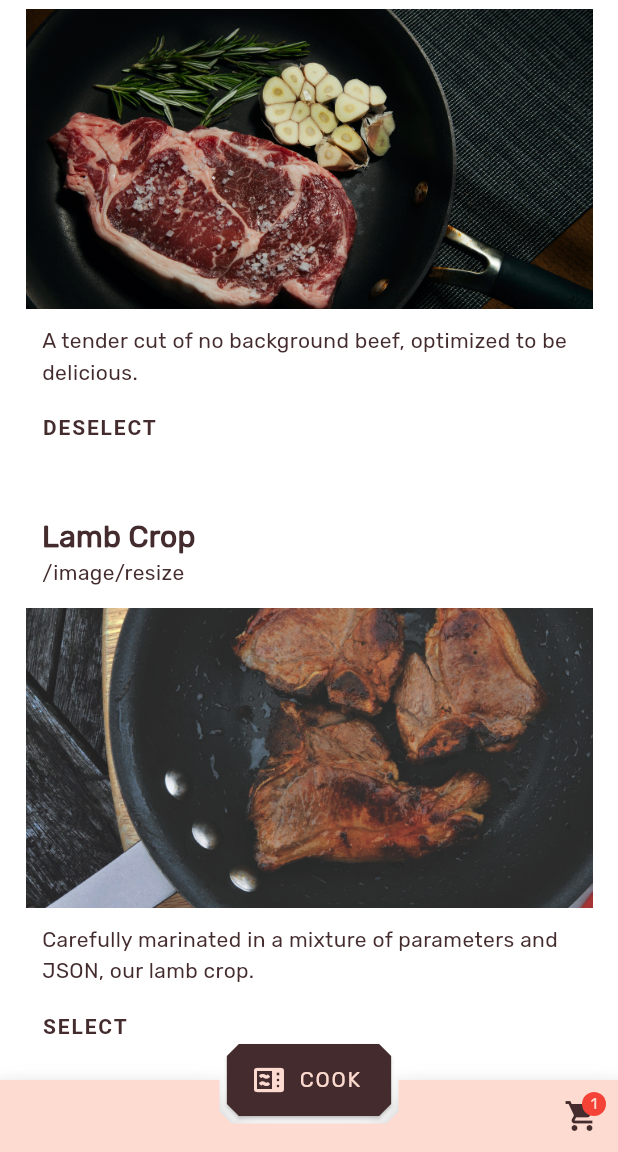
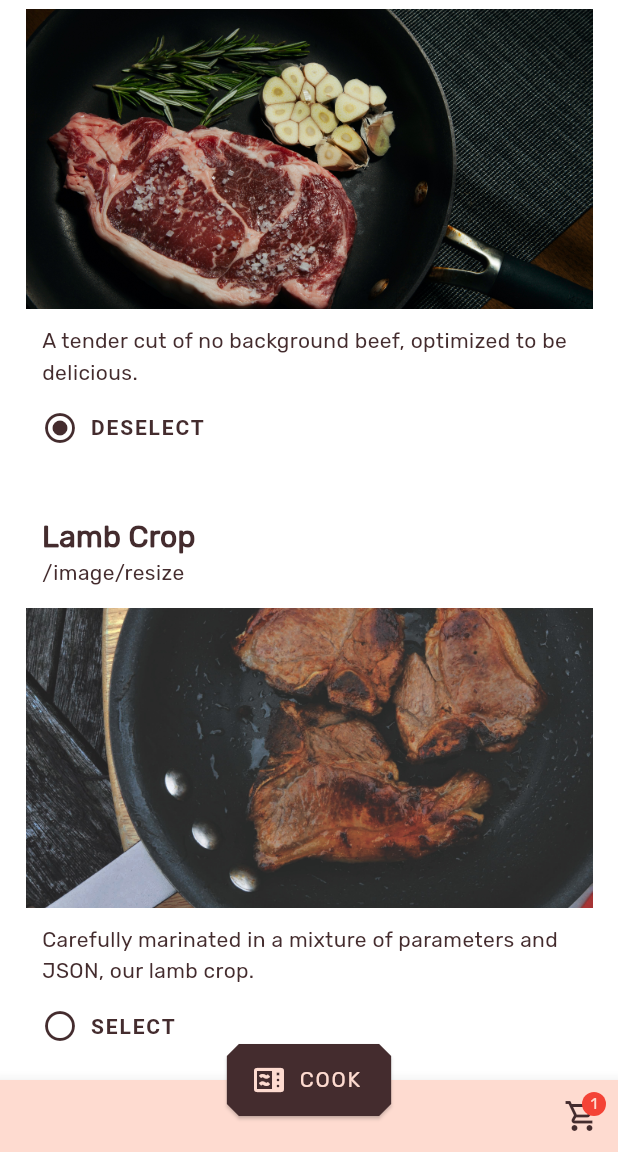
Before and after one commit to Missing-Tech/Transloadit-Recipes, a Flutter app: the screen it shows after launch, scrolled down 477 dp, after a tap on "SELECT", on a phone screen of 412 x 824 dp, the part 84-1236 px from its top. Run offline on Flutter 3.47's test engine with Material 2 defaults, Android fonts, the phone set to English and light mode, and no system bars; missing offline and left inert: transloadit.

Commit message:
Refactoring + Shopping Cart

```diff
--- /dev/null
+++ b/lib/defs/food.dart
@@ -0,0 +1,14 @@
+class Food {
+  Food(
+      {required this.title,
+      required this.subtitle,
+      required this.description,
+      required this.image,
+      required this.ingredients});
+
+  final String title;
+  final String subtitle;
+  final String description;
+  final String image;
+  final Map<dynamic, dynamic> ingredients;
+}
--- a/lib/main.dart
+++ b/lib/main.dart
@@ -1,19 +1,21 @@
+import 'dart:async';
+
 import 'package:flutter/material.dart';
-import 'package:transloadit_recipes/res/colors.dart';
+import 'package:transloadit_recipes/defs/food.dart';
 import 'package:transloadit_recipes/res/theme.dart';
 
-import 'widgets/recipe_card.dart';
+import 'res/foods.dart';
+import 'widgets/food_bottom_app_bar.dart';
+import 'widgets/food_cart.dart';
 import 'package:transloadit/transloadit.dart';
 
 TransloaditClient client = TransloaditClient(
     authKey: '72a70fba93ce41cba617cfd7c2a44b1a',
     authSecret: '3b2845e9330051ed3adc06b4217c42e4f504f8f3');
 
-Map<String, dynamic> salad = {};
-Map<String, dynamic> beef = {};
-Map<String, dynamic> lamb = {};
+List<Food> foodList = [];
 
-List<Map<String, dynamic>> recipe = [];
+PersistentBottomSheetController? controller;
 
 void main() {
   runApp(MyApp());
@@ -42,107 +44,49 @@ class MyHomePage extends StatefulWidget {
 }
 
 class _MyHomePageState extends State<MyHomePage> {
+  final GlobalKey<_MyHomePageState> globalKey = GlobalKey<_MyHomePageState>();
+
+  updateFoodList(Food food) {
+    setState(() {
+      foodList.contains(food) ? foodList.remove(food) : foodList.add(food);
+      if (controller != null) {
+        controller!.setState!(() {});
+      }
+    });
+  }
+
   @override
   Widget build(BuildContext context) {
     return Scaffold(
-      extendBody: true,
       appBar: AppBar(
         title: Text(
           widget.title,
           style: Theme.of(context).textTheme.headline6,
         ),
+        automaticallyImplyLeading: false,
       ),
       body: Center(
         child: ListView(
           children: [
-            RecipeCard(
-              cardTitle: 'Watermarked Salad',
-              cardSubtitle: '/image/resize',
-              cardImage: 'assets/images/salad.jpg',
-              cardDescription:
-                  'Fresh salad, delicately watermarked by our /image/resize Robot.',
-              onPressed: () {
-                setState(() {
-                  recipe.contains(salad)
-                      ? recipe.remove(salad)
-                      : recipe.add(salad);
-                });
-              },
+            FoodCard(
+              recipe: Foods.salad,
+              onSelectedRecipe: updateFoodList,
             ),
-            RecipeCard(
-              cardTitle: 'No Background Beef',
-              cardSubtitle: '/image/resize',
-              cardImage: 'assets/images/beef.jpg',
-              cardDescription:
-                  'A tender cut of no background beef, optimized to be delicious.',
-              onPressed: () {
-                setState(() {
-                  recipe.contains(beef)
-                      ? recipe.remove(beef)
-                      : recipe.add(beef);
-                });
-              },
+            FoodCard(
+              recipe: Foods.beef,
+              onSelectedRecipe: updateFoodList,
             ),
-            RecipeCard(
-              cardTitle: 'Lamb Crop',
-              cardSubtitle: '/image/resize',
-              cardImage: 'assets/images/lamb.jpg',
-              cardDescription:
-                  'Carefully marinated in a mixture of parameters and JSON, our lamb crop.',
-              onPressed: () {
-                setState(() {
-                  recipe.contains(lamb)
-                      ? recipe.remove(lamb)
-                      : recipe.add(lamb);
-                });
-              },
+            FoodCard(
+              recipe: Foods.lamb,
+              onSelectedRecipe: updateFoodList,
             ),
           ],
         ),
       ),
-      bottomNavigationBar: BottomAppBar(
-        child: Row(
-          mainAxisAlignment: MainAxisAlignment.end,
-          children: [
-            Stack(
-              children: [
-                IconButton(
-                  onPressed: () {},
-                  icon: Icon(
-                    Icons.shopping_cart,
-                    color: Theme.of(context).accentColor,
-                  ),
-                ),
-                Positioned(
-                  right: 8,
-                  top: 8,
-                  child: new Container(
-                    padding: EdgeInsets.all(2),
-                    decoration: new BoxDecoration(
-                        color: Colors.red,
-                        borderRadius: BorderRadius.circular(10)),
-                    constraints: BoxConstraints(
-                      minWidth: 16,
-                      minHeight: 16,
-                    ),
-                    child: Text(
-                      '${recipe.length}',
-                      style: TextStyle(
-                        color: CustomColors.peach,
-                        fontSize: 10,
-                      ),
-                      textAlign: TextAlign.center,
-                    ),
-                  ),
-                )
-              ],
-            ),
-          ],
-        ),
-        notchMargin: 5,
+      bottomNavigationBar: FoodBottomAppBar(
+        recipeLength: foodList.length,
       ),
-      floatingActionButtonLocation:
-          FloatingActionButtonLocation.miniCenterDocked,
+      floatingActionButtonLocation: FloatingActionButtonLocation.centerDocked,
       floatingActionButton: FloatingActionButton.extended(
         onPressed: () {},
         isExtended: true,
--- /dev/null
+++ b/lib/res/foods.dart
@@ -0,0 +1,30 @@
+import '../defs/food.dart';
+
+class Foods {
+  static Food salad = Food(
+    title: 'Watermarked Salad',
+    subtitle: '/image/resize',
+    image: 'assets/images/salad.jpg',
+    description:
+        'Fresh salad, delicately watermarked by our /image/resize Robot.',
+    ingredients: {},
+  );
+
+  static Food beef = Food(
+    title: 'No Background Beef',
+    subtitle: '/image/resize',
+    image: 'assets/images/beef.jpg',
+    description:
+        'A tender cut of no background beef, optimized to be delicious.',
+    ingredients: {},
+  );
+
+  static Food lamb = Food(
+    title: 'Lamb Crop',
+    subtitle: '/image/resize',
+    image: 'assets/images/lamb.jpg',
+    description:
+        'Carefully marinated in a mixture of parameters and JSON, our lamb crop.',
+    ingredients: {},
+  );
+}
--- a/lib/res/theme.dart
+++ b/lib/res/theme.dart
@@ -32,16 +32,16 @@ class CustomTheme {
               TextStyle(fontWeight: FontWeight.bold, letterSpacing: 1.25),
         ),
       ),
-      bottomAppBarTheme: BottomAppBarTheme(
-          shape: AutomaticNotchedShape(
-            BeveledRectangleBorder(), //Bottom App Bar Shape
-            BeveledRectangleBorder(
-              borderRadius: BorderRadius.all(
-                Radius.circular(8.0),
-              ),
-            ), //Floating Action Button Shape
+      bottomSheetTheme: BottomSheetThemeData(
+        backgroundColor: CustomColors.lightPeach,
+        shape: BeveledRectangleBorder(
+          borderRadius: BorderRadius.only(
+            topLeft: Radius.circular(8.0),
+            topRight: Radius.circular(8.0),
           ),
-          color: CustomColors.peach),
+        ),
+      ),
+      bottomAppBarTheme: BottomAppBarTheme(color: CustomColors.peach),
       floatingActionButtonTheme: FloatingActionButtonThemeData(
         backgroundColor: CustomColors.brown,
         foregroundColor: CustomColors.peach,
--- /dev/null
+++ b/lib/widgets/food_bottom_app_bar.dart
@@ -0,0 +1,65 @@
+import 'package:flutter/material.dart';
+import 'package:transloadit_recipes/main.dart';
+import 'package:transloadit_recipes/res/colors.dart';
+
+import 'notification_dot.dart';
+import 'shopping_cart.dart';
+
+class FoodBottomAppBar extends StatefulWidget {
+  const FoodBottomAppBar({
+    Key? key,
+    required this.recipeLength,
+  }) : super(key: key);
+
+  final int recipeLength;
+
+  @override
+  _FoodBottomAppBarState createState() => _FoodBottomAppBarState();
+}
+
+class _FoodBottomAppBarState extends State<FoodBottomAppBar> {
+  bool showingBottomSheet = false;
+
+  @override
+  Widget build(BuildContext context) {
+    return BottomAppBar(
+      child: Row(
+        mainAxisAlignment: MainAxisAlignment.end,
+        children: [
+          Stack(
+            children: [
+              IconButton(
+                onPressed: () {
+                  toggleBottomSheet() {
+                    showingBottomSheet = false;
+                    Navigator.of(context).pop();
+                  }
+
+                  showingBottomSheet
+                      ? toggleBottomSheet()
+                      : controller = showBottomSheet(
+                          context: context,
+                          builder: (context) {
+                            showingBottomSheet = true;
+                            return ShoppingCart(
+                              foodList: foodList,
+                            );
+                          },
+                        );
+                },
+                icon: Icon(
+                  Icons.shopping_cart_outlined,
+                  color: Theme.of(context).accentColor,
+                ),
+              ),
+              widget.recipeLength > 0
+                  ? NotficationDot(recipeLength: widget.recipeLength)
+                  : SizedBox(),
+            ],
+          ),
+        ],
+      ),
+      notchMargin: 5,
+    );
+  }
+}
--- a/lib/widgets/recipe_card.dart
+++ b/lib/widgets/food_cart.dart
@@ -1,26 +1,22 @@
 import 'package:flutter/material.dart';
+import 'package:transloadit_recipes/defs/food.dart';
+import 'package:transloadit_recipes/main.dart';
 
-class RecipeCard extends StatefulWidget {
-  const RecipeCard({
+class FoodCard extends StatefulWidget {
+  const FoodCard({
     Key? key,
-    required this.cardTitle,
-    required this.cardSubtitle,
-    required this.cardImage,
-    required this.cardDescription,
-    required this.onPressed,
+    required this.recipe,
+    required this.onSelectedRecipe,
   }) : super(key: key);
 
-  final String cardTitle;
-  final String cardSubtitle;
-  final String cardImage;
-  final String cardDescription;
-  final Function onPressed;
+  final Food recipe;
+  final Function(Food recipe) onSelectedRecipe;
 
   @override
-  _RecipeCardState createState() => _RecipeCardState();
+  _FoodCardState createState() => _FoodCardState();
 }
 
-class _RecipeCardState extends State<RecipeCard> {
+class _FoodCardState extends State<FoodCard> {
   bool isSelected = false;
 
   @override
@@ -34,11 +30,11 @@ class _RecipeCardState extends State<RecipeCard> {
           children: <Widget>[
             ListTile(
               title: Text(
-                widget.cardTitle,
+                widget.recipe.title,
                 style: Theme.of(context).textTheme.headline6,
               ),
               subtitle: Text(
-                widget.cardSubtitle,
+                widget.recipe.subtitle,
                 style: Theme.of(context).textTheme.bodyText1,
               ),
             ),
@@ -48,7 +44,7 @@ class _RecipeCardState extends State<RecipeCard> {
                 height: 200,
                 decoration: BoxDecoration(
                   image: DecorationImage(
-                    image: AssetImage(widget.cardImage),
+                    image: AssetImage(widget.recipe.image),
                     fit: BoxFit.fitWidth,
                   ),
                 ),
@@ -56,7 +52,7 @@ class _RecipeCardState extends State<RecipeCard> {
             ),
             ListTile(
               subtitle: Text(
-                widget.cardDescription,
+                widget.recipe.description,
                 style: Theme.of(context).textTheme.bodyText1,
               ),
             ),
@@ -64,15 +60,19 @@ class _RecipeCardState extends State<RecipeCard> {
               alignment: Alignment.centerLeft,
               child: Padding(
                 padding: const EdgeInsets.symmetric(horizontal: 8.0),
-                child: TextButton(
-                  child: Text(
+                child: TextButton.icon(
+                  label: Text(
                     !isSelected ? 'SELECT' : 'DESELECT',
                   ),
+                  icon: isSelected
+                      ? Icon(Icons.radio_button_on)
+                      : Icon(Icons.radio_button_off),
                   style: Theme.of(context).textButtonTheme.style,
                   onPressed: () {
-                    widget.onPressed();
                     setState(() {
                       isSelected = !isSelected;
+
+                      widget.onSelectedRecipe(widget.recipe);
                     });
                   },
                 ),
--- /dev/null
+++ b/lib/widgets/notification_dot.dart
@@ -0,0 +1,39 @@
+import 'package:flutter/material.dart';
+import 'package:transloadit_recipes/res/colors.dart';
+
+class NotficationDot extends StatefulWidget {
+  const NotficationDot({Key? key, required this.recipeLength})
+      : super(key: key);
+
+  final int recipeLength;
+
+  @override
+  _NotficationDotState createState() => _NotficationDotState();
+}
+
+class _NotficationDotState extends State<NotficationDot> {
+  @override
+  Widget build(BuildContext context) {
+    return Positioned(
+      right: 8,
+      top: 8,
+      child: new Container(
+        padding: EdgeInsets.all(2),
+        decoration: new BoxDecoration(
+            color: Colors.red, borderRadius: BorderRadius.circular(10)),
+        constraints: BoxConstraints(
+          minWidth: 16,
+          minHeight: 16,
+        ),
+        child: Text(
+          '${widget.recipeLength}',
+          style: TextStyle(
+            color: CustomColors.peach,
+            fontSize: 10,
+          ),
+          textAlign: TextAlign.center,
+        ),
+      ),
+    );
+  }
+}
```
Also changed, not shown: lib/widgets/food_tile.dart (added, +31 -0 lines), lib/widgets/rounded_square_avatar.dart (added, +46 -0 lines), lib/widgets/shopping_cart.dart (added, +43 -0 lines).
